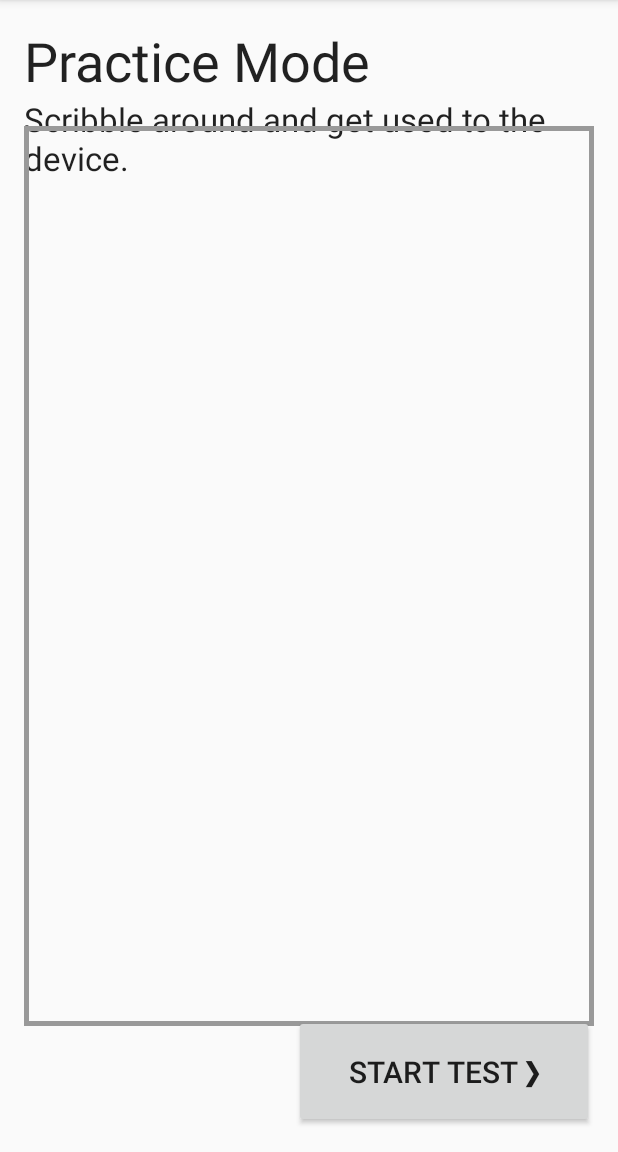
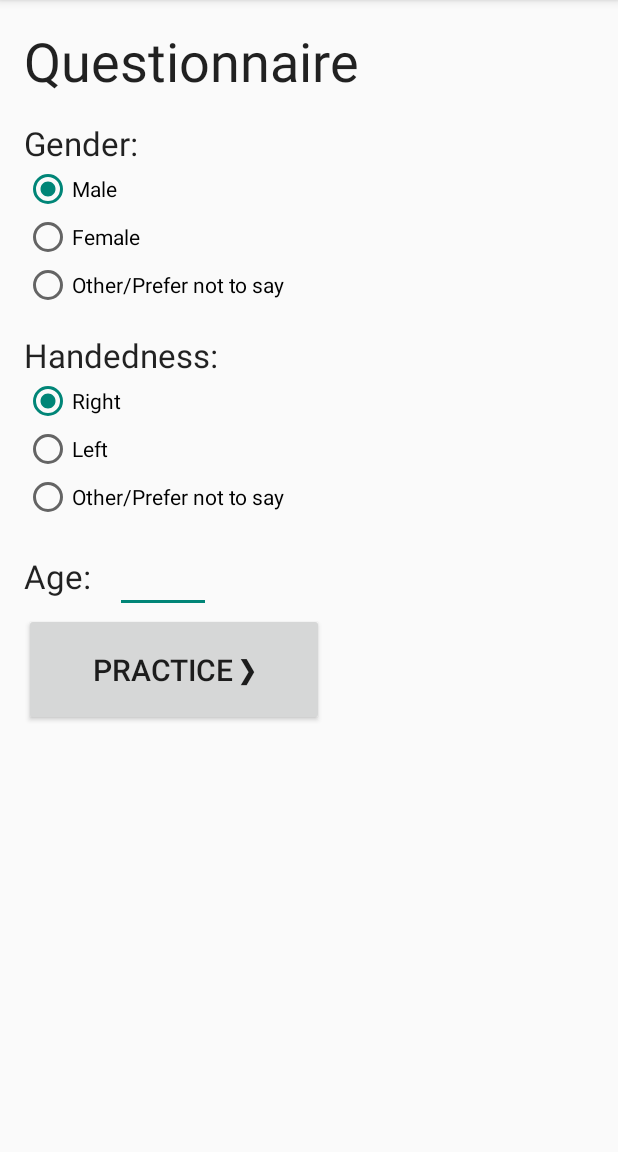
Before and after one commit to natalieperna/latency-research-app, an Android app: the screen it shows after launch (MainActivity before the commit, SurveyActivity after it), on a phone screen of 412 x 824 dp, the part 84-1236 px from its top. Run offline under Robolectric (Android 15) with nearby library versions, the phone set to English and light mode, and no system bars.

Commit message:
Add participant questionnaire to beginning.

```diff
--- a/app/src/main/AndroidManifest.xml
+++ b/app/src/main/AndroidManifest.xml
@@ -10,11 +10,13 @@
         android:label="@string/app_name"
         android:theme="@style/AppTheme">
         <activity
-            android:name="com.natalieperna.researchstudy.MainActivity"
+            android:name=".MainActivity"
+            android:label="@string/app_name" />
+        <activity
+            android:name=".SurveyActivity"
             android:label="@string/app_name">
             <intent-filter>
                 <action android:name="android.intent.action.MAIN" />
-
                 <category android:name="android.intent.category.LAUNCHER" />
             </intent-filter>
         </activity>
--- a/app/src/main/java/com/natalieperna/researchstudy/MainActivity.java
+++ b/app/src/main/java/com/natalieperna/researchstudy/MainActivity.java
@@ -3,6 +3,7 @@ package com.natalieperna.researchstudy;
 import android.app.Activity;
 import android.app.AlertDialog;
 import android.content.DialogInterface;
+import android.content.Intent;
 import android.os.Bundle;
 import android.view.View;
 import android.widget.Button;
@@ -30,6 +31,8 @@ public class MainActivity extends Activity implements View.OnClickListener {
         super.onCreate(savedInstanceState);
         setContentView(R.layout.activity_main);
 
+        Intent intent = getIntent();
+
         canvas = (CanvasView) findViewById(R.id.canvas);
 
         circle = findViewById(R.id.circle);
@@ -54,6 +57,9 @@ public class MainActivity extends Activity implements View.OnClickListener {
         Collections.shuffle(trials);
 
         results = new ParticipantResults();
+        results.gender = intent.getCharExtra("gender", 'X');
+        results.handedness = intent.getCharExtra("handedness", 'X');
+        results.age = intent.getIntExtra("age", 0);
     }
 
     private void goToNext() {
@@ -70,9 +76,7 @@ public class MainActivity extends Activity implements View.OnClickListener {
                     .setPositiveButton(android.R.string.ok, new DialogInterface.OnClickListener() {
                         public void onClick(DialogInterface dialog, int which) {
                             results.save();
-                            // Close app
-                            finish();
-                            System.exit(0);
+                            restart();
                         }
                     })
                     .show();
@@ -95,4 +99,9 @@ public class MainActivity extends Activity implements View.OnClickListener {
             button.setText("Finish");
         circle.setVisibility(View.VISIBLE);
     }
+
+    private void restart() {
+        Intent intent = new Intent(this, SurveyActivity.class);
+        startActivity(intent);
+    }
 }
--- a/app/src/main/java/com/natalieperna/researchstudy/ParticipantResults.java
+++ b/app/src/main/java/com/natalieperna/researchstudy/ParticipantResults.java
@@ -14,6 +14,8 @@ import java.util.UUID;
 public class ParticipantResults {
     private String id;
     private File file;
+    public char gender, handedness;
+    public int age;
     public ArrayList<TestResults> tests;
 
     public ParticipantResults() {
@@ -29,7 +31,11 @@ public class ParticipantResults {
             FileOutputStream fos = new FileOutputStream(file);
             OutputStreamWriter osw = new OutputStreamWriter(fos);
             osw.write("ID: " + id + "\n");
-            osw.write("Time: " + new Date() + "\n\n");
+            osw.write("Time: " + new Date() + "\n");
+            osw.write("Gender: " + gender + "\n");
+            osw.write("Handedness: " + handedness + "\n");
+            osw.write("Age: " + age + "\n");
+            osw.write("\n");
             for (TestResults test : tests) {
                 osw.write("Test #" + test.test + "\n");
                 osw.write("Lag: " + test.lag + "ms \n");
--- /dev/null
+++ b/app/src/main/java/com/natalieperna/researchstudy/SurveyActivity.java
@@ -0,0 +1,53 @@
+package com.natalieperna.researchstudy;
+
+import android.app.Activity;
+import android.content.Intent;
+import android.os.Bundle;
+import android.view.View;
+import android.widget.EditText;
+import android.widget.RadioButton;
+
+
+public class SurveyActivity extends Activity {
+
+    @Override
+    protected void onCreate(Bundle savedInstanceState) {
+        super.onCreate(savedInstanceState);
+        setContentView(R.layout.activity_survey);
+    }
+
+    public void goToPractice(View view) {
+        char gender, handedness;
+        int age;
+
+        // Get gender from radio buttons
+        if (((RadioButton)findViewById(R.id.genderFemale)).isChecked()) {
+            gender = 'F';
+        } else if (((RadioButton)findViewById(R.id.genderMale)).isChecked()) {
+            gender = 'M';
+        } else {
+            gender = 'O';
+        }
+
+        // Get handedness from radio buttons
+        if (((RadioButton)findViewById(R.id.handednessLeft)).isChecked()) {
+            handedness = 'L';
+        } else if (((RadioButton)findViewById(R.id.handednessRight)).isChecked()) {
+            handedness = 'R';
+        } else {
+            handedness = 'O';
+        }
+
+        // Get age from input
+        age = Integer.parseInt(((EditText)findViewById(R.id.age)).getText().toString());
+
+        // Switch to main activity and pass survey results
+        Intent intent = new Intent(this, MainActivity.class);
+
+        intent.putExtra("gender", gender);
+        intent.putExtra("handedness", handedness);
+        intent.putExtra("age", age);
+
+        startActivity(intent);
+    }
+}
--- /dev/null
+++ b/app/src/main/res/layout/activity_survey.xml
@@ -0,0 +1,152 @@
+<RelativeLayout xmlns:android="http://schemas.android.com/apk/res/android"
+    xmlns:tools="http://schemas.android.com/tools"
+    android:layout_width="match_parent"
+    android:layout_height="match_parent"
+    android:paddingBottom="@dimen/activity_vertical_margin"
+    android:paddingLeft="@dimen/activity_horizontal_margin"
+    android:paddingRight="@dimen/activity_horizontal_margin"
+    android:paddingTop="@dimen/activity_vertical_margin"
+    android:windowSoftInputMode="adjustResize"
+    tools:context=".MainActivity">
+
+    <TextView
+        android:id="@+id/titleView"
+        android:layout_width="wrap_content"
+        android:layout_height="wrap_content"
+        android:layout_alignParentLeft="true"
+        android:layout_alignParentStart="true"
+        android:layout_alignParentTop="true"
+        android:text="Questionnaire"
+        android:textAppearance="?android:attr/textAppearanceLarge"
+        android:textSize="36sp" />
+
+    <LinearLayout
+        android:id="@+id/genderForm"
+        android:layout_width="fill_parent"
+        android:layout_height="wrap_content"
+        android:layout_alignParentLeft="true"
+        android:layout_alignParentStart="true"
+        android:layout_below="@+id/titleView"
+        android:orientation="vertical"
+        android:paddingTop="@dimen/activity_vertical_margin">
+
+
+        <TextView
+            android:layout_width="wrap_content"
+            android:layout_height="wrap_content"
+            android:text="Gender:"
+            android:textAppearance="?android:attr/textAppearanceLarge" />
+
+        <RadioGroup
+            android:layout_width="fill_parent"
+            android:layout_height="wrap_content">
+
+            <RadioButton
+                android:id="@+id/genderMale"
+                android:layout_width="wrap_content"
+                android:layout_height="wrap_content"
+                android:checked="true"
+                android:text="Male" />
+
+            <RadioButton
+                android:id="@+id/genderFemale"
+                android:layout_width="wrap_content"
+                android:layout_height="wrap_content"
+                android:checked="false"
+                android:text="Female" />
+
+            <RadioButton
+                android:id="@+id/genderOther"
+                android:layout_width="wrap_content"
+                android:layout_height="wrap_content"
+                android:checked="false"
+                android:text="Other/Prefer not to say" />
+        </RadioGroup>
+
+    </LinearLayout>
+
+    <LinearLayout
+        android:id="@+id/handednessForm"
+        android:layout_width="fill_parent"
+        android:layout_height="wrap_content"
+        android:layout_alignParentLeft="true"
+        android:layout_alignParentStart="true"
+        android:layout_below="@+id/genderForm"
+        android:orientation="vertical"
+        android:paddingTop="@dimen/activity_vertical_margin">
+
+
+        <TextView
+            android:layout_width="wrap_content"
+            android:layout_height="wrap_content"
+            android:text="Handedness:"
+            android:textAppearance="?android:attr/textAppearanceLarge" />
+
+        <RadioGroup
+            android:layout_width="fill_parent"
+            android:layout_height="wrap_content">
+
+            <RadioButton
+                android:id="@+id/handednessRight"
+                android:layout_width="wrap_content"
+                android:layout_height="wrap_content"
+                android:checked="true"
+                android:text="Right" />
+
+            <RadioButton
+                android:id="@+id/handednessLeft"
+                android:layout_width="wrap_content"
+                android:layout_height="wrap_content"
+                android:checked="false"
+                android:text="Left" />
+
+            <RadioButton
+                android:id="@+id/handednessOther"
+                android:layout_width="wrap_content"
+                android:layout_height="wrap_content"
+                android:checked="false"
+                android:text="Other/Prefer not to say" />
+        </RadioGroup>
+
+    </LinearLayout>
+
+    <LinearLayout
+        android:id="@+id/linearLayout"
+        android:layout_width="fill_parent"
+        android:layout_height="wrap_content"
+        android:layout_alignParentLeft="true"
+        android:layout_alignParentStart="true"
+        android:layout_below="@+id/handednessForm"
+        android:orientation="horizontal"
+        android:paddingTop="@dimen/activity_vertical_margin">
+
+        <TextView
+            android:layout_width="wrap_content"
+            android:layout_height="wrap_content"
+            android:paddingRight="@dimen/activity_horizontal_margin"
+            android:text="Age:"
+            android:textAppearance="?android:attr/textAppearanceLarge" />
+
+        <EditText
+            android:id="@+id/age"
+            android:layout_width="wrap_content"
+            android:layout_height="wrap_content"
+            android:ems="3"
+            android:inputType="number" />
+
+    </LinearLayout>
+
+    <Button
+        android:id="@+id/button"
+        android:layout_width="wrap_content"
+        android:layout_height="wrap_content"
+        android:layout_alignParentLeft="true"
+        android:layout_alignParentStart="true"
+        android:layout_below="@+id/linearLayout"
+        android:minHeight="75dp"
+        android:minWidth="200dp"
+        android:text="Practice ❯"
+        android:textSize="20sp"
+        android:onClick="goToPractice"/>
+
+</RelativeLayout>
```
